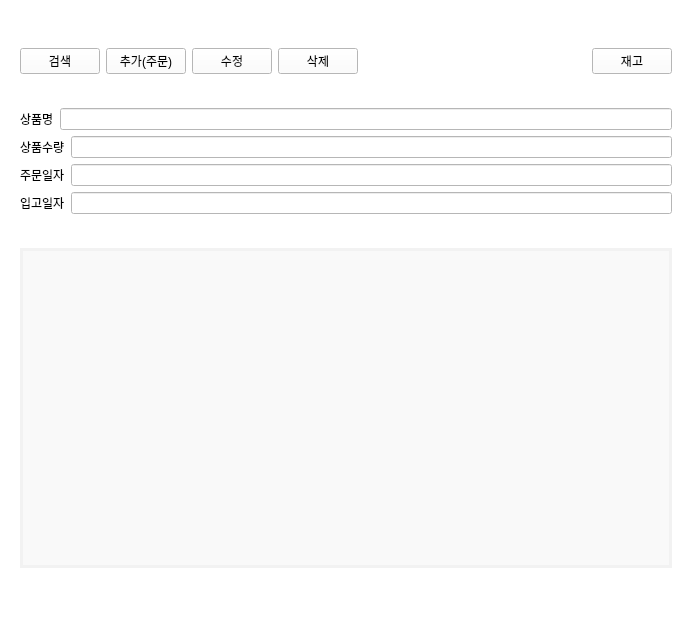
Before: the Qt Designer form mini_pro1/order.ui in park0609/mini_project, drawn with Qt 5.
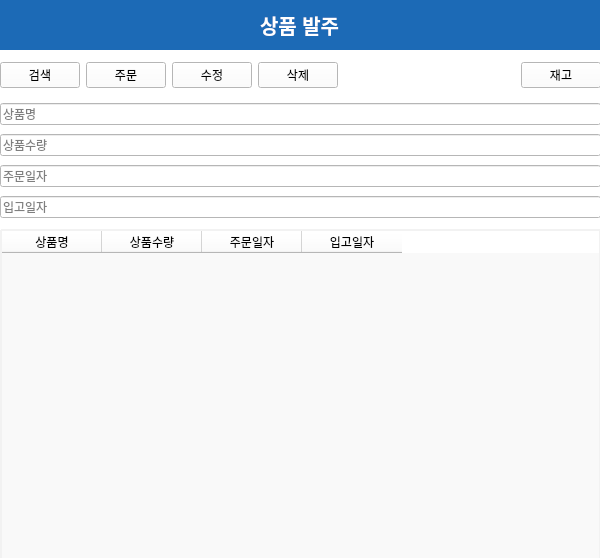
After: the same form once the commit is applied.

The edit to the form file:
```diff
--- a/mini_pro1/order.ui
+++ b/mini_pro1/order.ui
@@ -6,8 +6,8 @@
    <rect>
     <x>0</x>
     <y>0</y>
-    <width>692</width>
-    <height>619</height>
+    <width>600</width>
+    <height>558</height>
    </rect>
   </property>
   <property name="windowTitle">
@@ -16,41 +16,66 @@
   <property name="styleSheet">
    <string notr="true">background-color: #ffffff;</string>
   </property>
-  <layout class="QGridLayout" name="gridLayout">
-   <item row="0" column="0">
-    <widget class="QWidget" name="widget" native="true">
-     <layout class="QGridLayout" name="gridLayout_2">
-      <item row="2" column="0">
-       <layout class="QVBoxLayout" name="verticalLayout">
+  <widget class="QFrame" name="topBar">
+   <property name="geometry">
+    <rect>
+     <x>0</x>
+     <y>0</y>
+     <width>600</width>
+     <height>50</height>
+    </rect>
+   </property>
+   <property name="styleSheet">
+    <string notr="true">background-color: #1c6ab6; color: white;</string>
+   </property>
+   <layout class="QHBoxLayout" name="topBarLayout">
         <item>
-         <widget class="QTableWidget" name="delivery">
-          <property name="sizePolicy">
-           <sizepolicy hsizetype="Expanding" vsizetype="Expanding">
-            <horstretch>0</horstretch>
-            <verstretch>0</verstretch>
-           </sizepolicy>
-          </property>
-          <property name="maximumSize">
+     <spacer name="horizontalSpacer_2">
+      <property name="orientation">
+       <enum>Qt::Horizontal</enum>
+      </property>
+      <property name="sizeHint" stdset="0">
            <size>
-            <width>16777215</width>
-            <height>320</height>
-           </size>
-          </property>
+        <width>40</width>
+        <height>20</height>
+       </size>
+      </property>
+     </spacer>
+    </item>
+    <item>
+     <widget class="QLabel" name="title_2">
           <property name="styleSheet">
-           <string notr="true">QTableWidget {
-    border: 3px solid #f2f2f2; 
-    border-radius: 1px;
-    background-color: #f9f9f9; 
-    box-shadow: 7px 7px 12px rgba(0, 0, 0, 0.3); /* 그림자 효과 */ 
-}</string>
+       <string>color: white; font-size: 20px; font-weight: bold;</string>
+      </property>
+      <property name="text">
+       <string>상품 발주</string>
           </property>
          </widget>
         </item>
-       </layout>
-      </item>
-      <item row="0" column="0">
-       <layout class="QVBoxLayout" name="verticalLayout_2">
-        <item>
+    <item>
+     <spacer name="horizontalSpacer_3">
+      <property name="orientation">
+       <enum>Qt::Horizontal</enum>
+      </property>
+      <property name="sizeHint" stdset="0">
+       <size>
+        <width>40</width>
+        <height>20</height>
+       </size>
+      </property>
+     </spacer>
+    </item>
+   </layout>
+  </widget>
+  <widget class="QWidget" name="layoutWidget">
+   <property name="geometry">
+    <rect>
+     <x>0</x>
+     <y>60</y>
+     <width>601</width>
+     <height>31</height>
+    </rect>
+   </property>
          <layout class="QVBoxLayout" name="verticalLayout_3">
           <item>
            <layout class="QHBoxLayout" name="horizontalLayout">
@@ -76,7 +101,7 @@
                </sizepolicy>
               </property>
               <property name="text">
-               <string>추가(주문)</string>
+         <string>주문</string>
               </property>
              </widget>
             </item>
@@ -107,6 +132,8 @@
              </widget>
             </item>
             <item>
+       <layout class="QHBoxLayout" name="horizontalLayout_10">
+        <item>
              <layout class="QHBoxLayout" name="horizontalLayout_9">
               <item>
                <spacer name="horizontalSpacer">
@@ -121,10 +148,6 @@
                 </property>
                </spacer>
               </item>
-             </layout>
-            </item>
-            <item>
-             <layout class="QHBoxLayout" name="horizontalLayout_10">
               <item>
                <widget class="QPushButton" name="pushButton_2">
                 <property name="sizePolicy">
@@ -145,92 +168,88 @@
          </layout>
         </item>
        </layout>
-      </item>
-      <item row="1" column="0">
-       <layout class="QVBoxLayout" name="verticalLayout_4">
-        <item>
-         <layout class="QHBoxLayout" name="horizontalLayout_4">
-          <item>
-           <widget class="QLabel" name="label_prod_name">
-            <property name="text">
-             <string>상품명</string>
-            </property>
-           </widget>
-          </item>
+  </widget>
+  <widget class="QWidget" name="inputFields">
+   <property name="geometry">
+    <rect>
+     <x>0</x>
+     <y>100</y>
+     <width>601</width>
+     <height>121</height>
+    </rect>
+   </property>
+   <layout class="QVBoxLayout" name="inputLayout">
           <item>
            <widget class="QLineEdit" name="prod_name">
-            <property name="inputMask">
-             <string/>
-            </property>
-            <property name="text">
-             <string/>
-            </property>
-           </widget>
-          </item>
-         </layout>
-        </item>
-        <item>
-         <layout class="QHBoxLayout" name="horizontalLayout_6">
-          <item>
-           <widget class="QLabel" name="label_prod_orddate_2">
-            <property name="text">
-             <string>상품수량</string>
+      <property name="placeholderText">
+       <string>상품명</string>
             </property>
            </widget>
           </item>
           <item>
            <widget class="QLineEdit" name="prod_amount">
-            <property name="inputMask">
-             <string/>
-            </property>
-            <property name="text">
-             <string/>
-            </property>
-           </widget>
-          </item>
-         </layout>
-        </item>
-        <item>
-         <layout class="QHBoxLayout" name="horizontalLayout_5">
-          <item>
-           <widget class="QLabel" name="label_prod_orddate">
-            <property name="text">
-             <string>주문일자</string>
+      <property name="placeholderText">
+       <string>상품수량</string>
             </property>
            </widget>
           </item>
           <item>
            <widget class="QLineEdit" name="prod_orderdate">
-            <property name="inputMask">
-             <string/>
-            </property>
-            <property name="text">
-             <string/>
-            </property>
-           </widget>
-          </item>
-         </layout>
-        </item>
+      <property name="placeholderText">
+       <string>주문일자</string>
+      </property>
+     </widget>
+    </item>
         <item>
-         <layout class="QHBoxLayout" name="horizontalLayout_3">
-          <item>
-           <widget class="QLabel" name="label_prod_delidate">
-            <property name="text">
+     <widget class="QLineEdit" name="prod_delidate">
+      <property name="placeholderText">
              <string>입고일자</string>
             </property>
            </widget>
           </item>
-          <item>
-           <widget class="QLineEdit" name="prod_delidate"/>
-          </item>
-         </layout>
-        </item>
-       </layout>
-      </item>
-     </layout>
-    </widget>
-   </item>
-  </layout>
+   </layout>
+  </widget>
+  <widget class="QTableWidget" name="delivery">
+   <property name="geometry">
+    <rect>
+     <x>0</x>
+     <y>229</y>
+     <width>601</width>
+     <height>341</height>
+    </rect>
+   </property>
+   <property name="styleSheet">
+    <string notr="true">QTableWidget {
+    border: 2px solid #f2f2f2; 
+    border-radius: 1px;
+    background-color: #f9f9f9; 
+    box-shadow: 7px 7px 12px rgba(0, 0, 0, 0.3); /* 그림자 효과 */ 
+}</string>
+   </property>
+   <property name="columnCount">
+    <number>4</number>
+   </property>
+   <column>
+    <property name="text">
+     <string>상품명</string>
+    </property>
+   </column>
+   <column>
+    <property name="text">
+     <string>상품수량</string>
+    </property>
+   </column>
+   <column>
+    <property name="text">
+     <string>주문일자</string>
+    </property>
+   </column>
+   <column>
+    <property name="text">
+     <string>입고일자</string>
+    </property>
+   </column>
+  </widget>
  </widget>
  <resources/>
  <connections>
```
Left out of the diff: 8 changed lines with no effect on the pictures. Lines whose indentation alone changed are shown as unchanged.
